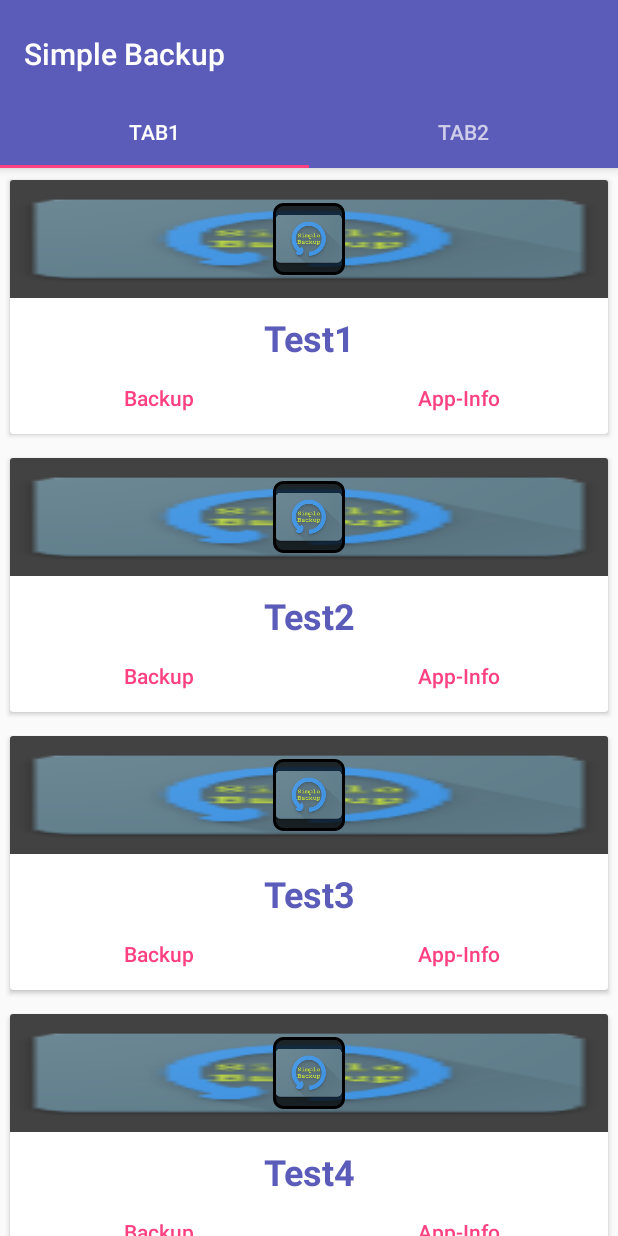
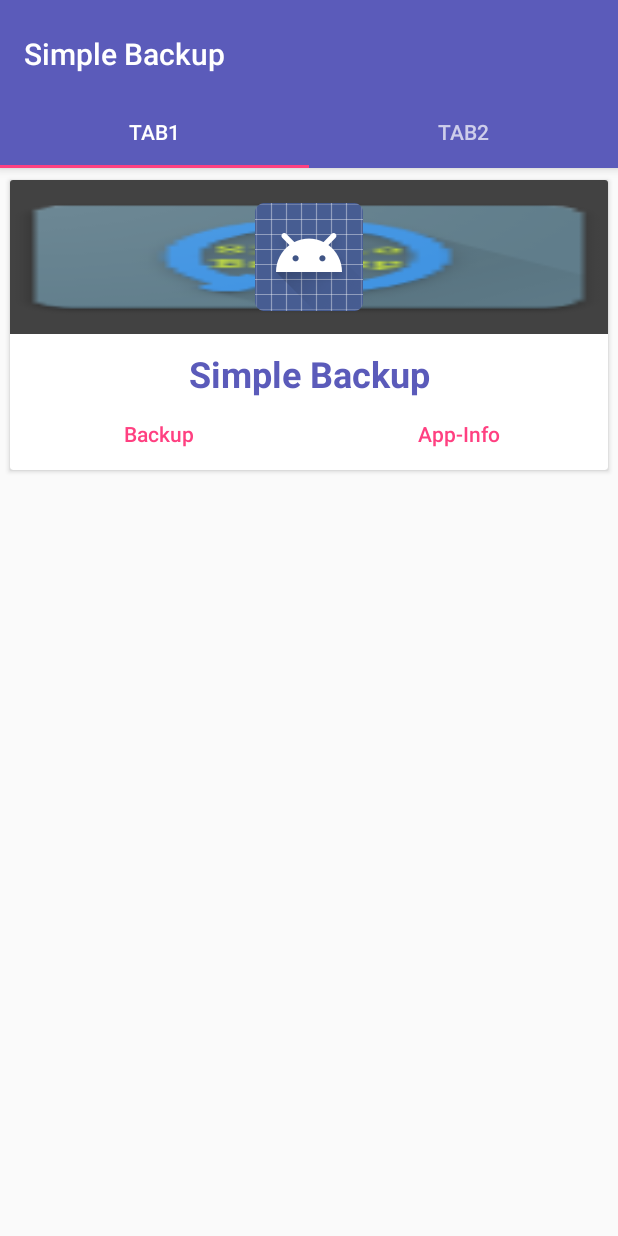
Before and after one commit to nico151999/Simple-Backup, an Android app: the screen it shows after launch (MainActivity), on a phone screen of 412 x 824 dp. Run offline under Robolectric (Android 15) with nearby library versions, the phone set to English and light mode, and no system bars.

Commit message:
Implement PackageManager
Output installed packages via custom adapter to the RecycleView

```diff
--- /dev/null
+++ b/app/src/main/java/de/nilix/simplebackup/PackageListAdapter.java
@@ -0,0 +1,67 @@
+package de.nilix.simplebackup;
+
+import android.content.pm.ApplicationInfo;
+import android.content.pm.PackageInfo;
+import android.content.pm.PackageManager;
+import android.media.Image;
+import android.support.v7.widget.RecyclerView;
+import android.view.LayoutInflater;
+import android.view.View;
+import android.view.ViewGroup;
+import android.widget.ImageView;
+import android.widget.TextView;
+
+import java.util.List;
+
+public class PackageListAdapter extends RecyclerView.Adapter<PackageListAdapter.ViewHolder> {
+
+    private PackageManager pm;
+    private List<ApplicationInfo> dataSource;
+
+    public PackageListAdapter(List<ApplicationInfo> dataArgs, PackageManager pm){
+        dataSource = dataArgs;
+        this.pm = pm;
+    }
+    @Override
+    public ViewHolder onCreateViewHolder(ViewGroup parent, int viewType) {
+        // create a new view
+        View view = LayoutInflater.from(parent.getContext())
+                .inflate(R.layout.app_listview_item, parent, false);
+
+        ViewHolder viewHolder = new ViewHolder(view);
+        return viewHolder;
+
+
+    }
+
+    @Override
+    public void onBindViewHolder(ViewHolder holder, int position) {
+        holder.packageName.setText(getAppName(dataSource.get(position), pm));
+        holder.packageIcon.setImageDrawable(dataSource.get(position).loadIcon(pm));
+    }
+
+    @Override
+    public int getItemCount() {
+        return dataSource.size();
+    }
+
+    public static class ViewHolder extends RecyclerView.ViewHolder{
+        protected TextView packageName;
+        protected ImageView packageIcon;
+
+        public ViewHolder(View itemView) {
+            super(itemView);
+
+            // define view elements
+            packageName =  (TextView) itemView.findViewById(R.id.package_name);
+            packageIcon = (ImageView) itemView.findViewById(R.id.package_icon);
+        }
+
+
+    }
+
+    // Helpers
+    private String getAppName(ApplicationInfo info, PackageManager pm) {
+        return info.loadLabel(pm).toString();
+    }
+}
--- a/app/src/main/java/de/nilix/simplebackup/RecyclerAdapter.java
+++ b/app/src/main/java/de/nilix/simplebackup/RecyclerAdapter.java
@@ -1,3 +1,5 @@
+//TODO: Remove deprecated adapter
+
 package de.nilix.simplebackup;
 
 import android.support.v7.widget.RecyclerView;
@@ -38,7 +40,7 @@ public class RecyclerAdapter extends RecyclerView.Adapter<RecyclerAdapter.ViewHo
         protected TextView textView;
         public ViewHolder(View itemView) {
             super(itemView);
-            textView =  (TextView) itemView.findViewById(R.id.list_item);
+            textView =  (TextView) itemView.findViewById(R.id.package_name);
 
         }
 
--- a/app/src/main/java/de/nilix/simplebackup/Tab1Fragment.java
+++ b/app/src/main/java/de/nilix/simplebackup/Tab1Fragment.java
@@ -1,12 +1,15 @@
 package de.nilix.simplebackup;
 
+import android.content.Context;
 import android.content.pm.ApplicationInfo;
+import android.content.pm.PackageInfo;
 import android.content.pm.PackageManager;
 import android.os.Bundle;
 import android.support.annotation.Nullable;
 import android.support.v4.app.Fragment;
 import android.support.v7.widget.LinearLayoutManager;
 import android.support.v7.widget.RecyclerView;
+import android.util.Log;
 import android.view.LayoutInflater;
 import android.view.View;
 import android.view.ViewGroup;
@@ -25,35 +28,45 @@ public class Tab1Fragment extends Fragment {
     public View onCreateView(LayoutInflater inflater, @Nullable ViewGroup container, @Nullable Bundle savedInstanceState) {
         View view = inflater.inflate(R.layout.tab1_fragment, container, false);
 
-        loadApps(view);
+        PackageManager pm = getActivity().getPackageManager();
+        List<ApplicationInfo> packages = getAppsWrapper();
+        //List<ApplicationInfo> packageNames =  new ArrayList<~>();
 
-        String[] dataArray = new String[]{"Test1","Test2","Test3","Test4","Test5","Test6","Test7","Test8","Test9","Test10","Test11"};
+        // Populate packageName list
+        /*
+        PackageManager pm = getActivity().getPackageManager();
+        for (PackageInfo info : packages) {
+            packageNames.add(info.applicationInfo.loadLabel(pm).toString());
+        }
+        // Populate array
+        String[] packageNamesArray = packageNames.toArray(new String[packageNames.size()]);
+        */
+
+        // Sample data
+        // String[] dataArray = new String[]{"Test1","Test2","Test3","Test4","Test5","Test6","Test7","Test8","Test9","Test10","Test11"};
 
         RecyclerView recyclerView = (RecyclerView) view.findViewById(R.id.recycler_view);
         recyclerView.setHasFixedSize(true);
         RecyclerView.LayoutManager layoutManager = new LinearLayoutManager(getActivity());
         recyclerView.setLayoutManager(layoutManager);
-        RecyclerView.Adapter adapter = new RecyclerAdapter(dataArray);
+        //RecyclerView.Adapter adapter = new RecyclerAdapter(packageNamesArray); // Set data source
+        PackageListAdapter adapter = new PackageListAdapter(packages, pm);
         recyclerView.setAdapter(adapter);
 
         return view;
     }
 
-    private void loadApps(View view) {
-        List appList = new ArrayList<String>();
-
+    private List<ApplicationInfo> getAppsWrapper() {
         PackageManager pm = getActivity().getPackageManager();
         List<ApplicationInfo> packages = pm.getInstalledApplications(PackageManager.GET_META_DATA);
+
+        return packages;
 
         /*for (int i=0; i<packages.size(); i++)
         {
 
             appList.add((String)pm.getApplicationLabel(packages.get(i)));
         }*/
-
-        for (ApplicationInfo info : packages) {
-            appList.add(info.packageName);
-        }
 
         //ListView appListView = (ListView) view.findViewById(R.id.appListView);
         //ArrayAdapter<String> adapter = new ArrayAdapter<String>(getActivity(), android.R.layout.simple_list_item_1, appList);
--- a/app/src/main/res/layout/app_listview_item.xml
+++ b/app/src/main/res/layout/app_listview_item.xml
@@ -28,7 +28,7 @@
                 android:padding="15dp">
 
                 <ImageView
-                    android:id="@+id/imageView"
+                    android:id="@+id/package_icon"
                     android:layout_width="wrap_content"
                     android:layout_height="wrap_content"
                     android:layout_alignParentBottom="false"
@@ -47,10 +47,10 @@
             </LinearLayout>
 
             <TextView
-                android:id="@+id/list_item"
+                android:id="@+id/package_name"
                 android:layout_width="match_parent"
                 android:layout_height="wrap_content"
-                android:layout_below="@id/imageView"
+                android:layout_below="@id/package_icon"
                 android:layout_gravity="center"
                 android:layout_marginTop="10dp"
                 android:textAlignment="center"
@@ -63,7 +63,7 @@
             <LinearLayout
                 android:layout_width="match_parent"
                 android:layout_height="match_parent"
-                android:layout_below="@id/list_item"
+                android:layout_below="@id/package_name"
                 android:orientation="horizontal">
 
                 <Button
```
